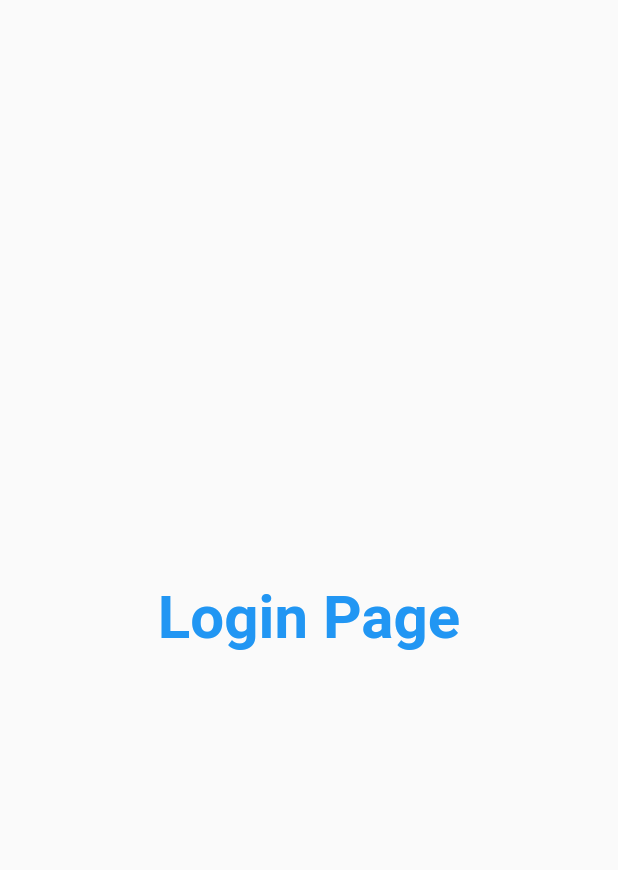
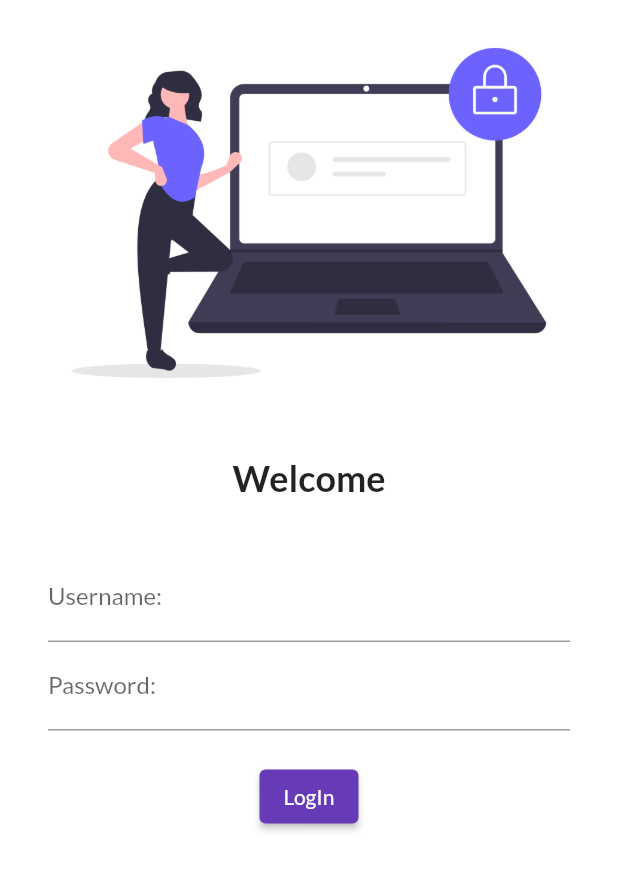
Before and after one commit to DeepanshuDalal/30DaysOfFlutter, a Flutter app: the screen it shows after launch, on a phone screen of 412 x 824 dp. Shown: the top 870 px of the screen. Run offline on Flutter 3.47's test engine with Material 2 defaults, Android fonts, the phone set to English and light mode, and no system bars; our stand-ins replace google_fonts.

Commit message:
Day 3 Completed

```diff
--- a/lib/Pages/login_page.dart
+++ b/lib/Pages/login_page.dart
@@ -9,12 +9,37 @@ class LoginPage extends StatelessWidget {
   Widget build(BuildContext context) {
     // ignore: prefer_const_constructor
     return Material(
-      child: Center(
-          child: Text("Login Page",
-              style: TextStyle(
-                  color: Colors.blue,
-                  fontSize: 40,
-                  fontWeight: FontWeight.bold))),
+      color: Colors.white,
+      child: Column(children: [
+        Image.asset("assets/images/login_image.png", fit: BoxFit.cover),
+        SizedBox(height: 20),
+        Text(
+          "Welcome",
+          style: TextStyle(fontSize: 24, fontWeight: FontWeight.bold),
+        ),
+        SizedBox(height: 20),
+        Padding(
+          padding: const EdgeInsets.symmetric(vertical: 16, horizontal: 32),
+          child: Column(
+            children: [
+              TextFormField(
+                  decoration: InputDecoration(
+                      hintText: "Enter user name", labelText: "Username: ")),
+              TextFormField(
+                  obscureText: true,
+                  decoration: InputDecoration(
+                      hintText: "Enter Your Password",
+                      labelText: "Password: ")),
+              SizedBox(height: 20),
+              ElevatedButton(
+                onPressed: () {},
+                child: Text("LogIn"),
+                style: TextButton.styleFrom(),
+              )
+            ],
+          ),
+        )
+      ]),
     );
   }
 }
--- a/lib/main.dart
+++ b/lib/main.dart
@@ -1,8 +1,10 @@
 // ignore_for_file: prefer_const_constructors
 
 import 'package:flutter/material.dart';
+import 'package:google_fonts/google_fonts.dart';
 import 'package:learningdart/Pages/home_page.dart';
 import 'package:learningdart/Pages/login_page.dart';
+import 'package:google_fonts/google_fonts.dart';
 
 void main() {
   runApp(const MyApp());
@@ -16,7 +18,9 @@ class MyApp extends StatelessWidget {
     return MaterialApp(
         // home: const HomePage(),
         themeMode: ThemeMode.light,
-        theme: ThemeData(primarySwatch: Colors.deepPurple),
+        theme: ThemeData(
+            primarySwatch: Colors.deepPurple,
+            fontFamily: GoogleFonts.lato().fontFamily),
         darkTheme: ThemeData(brightness: Brightness.dark),
         routes: {
           "/": (context) => LoginPage(),
```
Also changed, not shown: pubspec.yaml (+5 -2 lines), assets/images/login_image.png (added), pubspec.lock, 1 other file.
